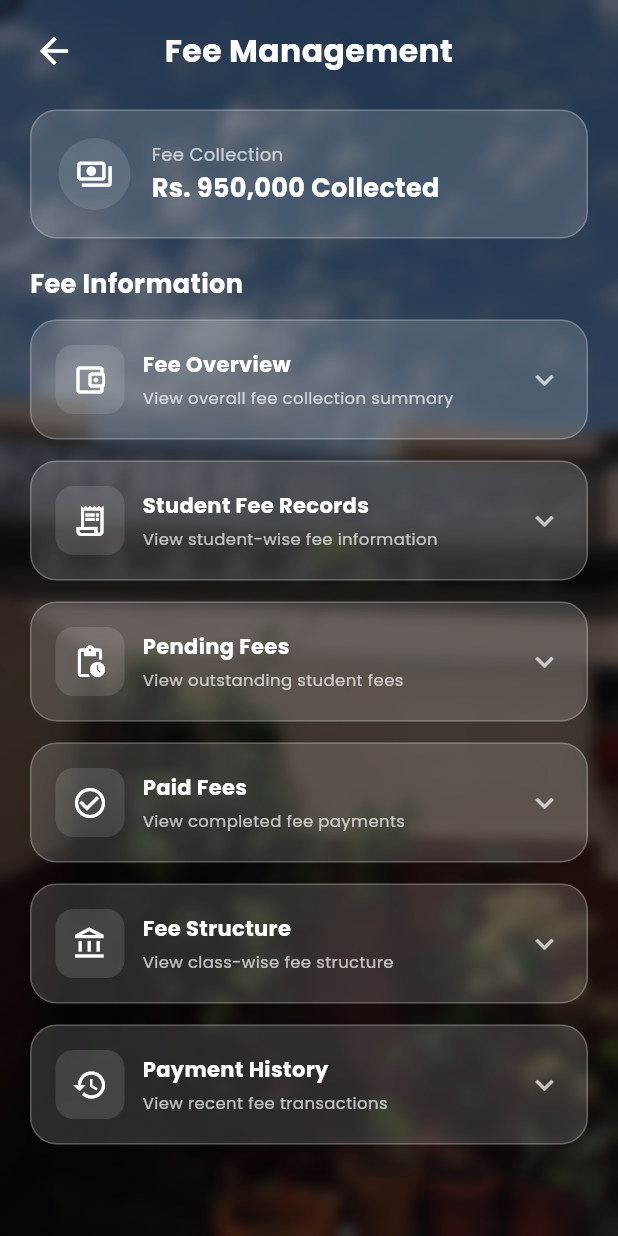
After one commit to kashaf-ul-eman-glitch/kps-mobile-app, a Flutter app: the FeeManagementScreen screen opened directly, on a phone screen of 412 x 824 dp. The commit adds this screen. Run offline on Flutter 3.47's test engine with Material 3 defaults, Android fonts, the phone set to English and light mode, and no system bars; our stand-ins replace firebase_core, google_fonts; accounts and stored records are empty.

Commit message:
added fee management screen and updated admin drawer screen

```diff
--- /dev/null
+++ b/lib/screens/fee_management_screen.dart
@@ -0,0 +1,392 @@
+import 'dart:ui';
+
+import 'package:flutter/material.dart';
+import 'package:google_fonts/google_fonts.dart';
+
+class FeeManagementScreen extends StatefulWidget {
+  const FeeManagementScreen({super.key});
+
+  @override
+  State<FeeManagementScreen> createState() =>
+      _FeeManagementScreenState();
+}
+
+class _FeeManagementScreenState
+    extends State<FeeManagementScreen> {
+  final List<Map<String, dynamic>> feeSections = [
+    {
+      'title': 'Fee Overview',
+      'subtitle': 'View overall fee collection summary',
+      'icon': Icons.account_balance_wallet_outlined,
+      'details': [
+        'Total Fee: Rs. 1,250,000',
+        'Collected: Rs. 950,000',
+        'Pending: Rs. 300,000',
+      ],
+      'expanded': false,
+    },
+    {
+      'title': 'Student Fee Records',
+      'subtitle': 'View student-wise fee information',
+      'icon': Icons.receipt_long_outlined,
+      'details': [
+        'Total Students: 1200',
+        'Paid Students: 920',
+        'Pending Students: 280',
+      ],
+      'expanded': false,
+    },
+    {
+      'title': 'Pending Fees',
+      'subtitle': 'View outstanding student fees',
+      'icon': Icons.pending_actions_outlined,
+      'details': [
+        'Pending Records: 280',
+        'Total Pending Amount: Rs. 300,000',
+      ],
+      'expanded': false,
+    },
+    {
+      'title': 'Paid Fees',
+      'subtitle': 'View completed fee payments',
+      'icon': Icons.check_circle_outline,
+      'details': [
+        'Paid Records: 920',
+        'Total Collected: Rs. 950,000',
+      ],
+      'expanded': false,
+    },
+    {
+      'title': 'Fee Structure',
+      'subtitle': 'View class-wise fee structure',
+      'icon': Icons.account_balance_outlined,
+      'details': [
+        'Primary Classes: Rs. 5,000 / month',
+        'Middle Classes: Rs. 6,000 / month',
+        'Secondary Classes: Rs. 7,000 / month',
+      ],
+      'expanded': false,
+    },
+    {
+      'title': 'Payment History',
+      'subtitle': 'View recent fee transactions',
+      'icon': Icons.history_outlined,
+      'details': [
+        'Recent Payments: 45',
+        'Last Payment: Today',
+      ],
+      'expanded': false,
+    },
+  ];
+
+  @override
+  Widget build(BuildContext context) {
+    return Scaffold(
+      body: Container(
+        width: double.infinity,
+        height: double.infinity,
+        decoration: const BoxDecoration(
+          image: DecorationImage(
+            image: AssetImage(
+              'assets/images/background.jpg',
+            ),
+            fit: BoxFit.cover,
+          ),
+        ),
+        child: BackdropFilter(
+          filter: ImageFilter.blur(
+            sigmaX: 5,
+            sigmaY: 5,
+          ),
+          child: Container(
+            color: Colors.black.withValues(alpha: 0.25),
+            child: SafeArea(
+              child: Column(
+                children: [
+                  // =========================
+                  // Top Bar
+                  // =========================
+
+                  Padding(
+                    padding: const EdgeInsets.symmetric(
+                      horizontal: 12,
+                      vertical: 10,
+                    ),
+                    child: Row(
+                      children: [
+                        IconButton(
+                          onPressed: () {
+                            Navigator.pop(context);
+                          },
+                          icon: const Icon(
+                            Icons.arrow_back,
+                            color: Colors.white,
+                            size: 28,
+                          ),
+                        ),
+                        Expanded(
+                          child: Text(
+                            'Fee Management',
+                            textAlign: TextAlign.center,
+                            style: GoogleFonts.poppins(
+                              color: Colors.white,
+                              fontSize: 21,
+                              fontWeight: FontWeight.bold,
+                            ),
+                          ),
+                        ),
+                        const SizedBox(width: 48),
+                      ],
+                    ),
+                  ),
+
+                  // =========================
+                  // Summary Card
+                  // =========================
+
+                  Padding(
+                    padding: const EdgeInsets.fromLTRB(
+                      20,
+                      5,
+                      20,
+                      18,
+                    ),
+                    child: Container(
+                      width: double.infinity,
+                      padding: const EdgeInsets.all(18),
+                      decoration: BoxDecoration(
+                        color: Colors.white.withValues(
+                          alpha: 0.15,
+                        ),
+                        borderRadius:
+                            BorderRadius.circular(18),
+                        border: Border.all(
+                          color: Colors.white24,
+                        ),
+                      ),
+                      child: Row(
+                        children: [
+                          Container(
+                            width: 48,
+                            height: 48,
+                            decoration: BoxDecoration(
+                              color: Colors.white
+                                  .withValues(alpha: 0.12),
+                              shape: BoxShape.circle,
+                            ),
+                            child: const Icon(
+                              Icons.payments_outlined,
+                              color: Colors.white,
+                              size: 25,
+                            ),
+                          ),
+                          const SizedBox(width: 14),
+                          Expanded(
+                            child: Column(
+                              crossAxisAlignment:
+                                  CrossAxisAlignment.start,
+                              children: [
+                                Text(
+                                  'Fee Collection',
+                                  style:
+                                      GoogleFonts.poppins(
+                                    color: Colors.white70,
+                                    fontSize: 12,
+                                  ),
+                                ),
+                                const SizedBox(height: 2),
+                                Text(
+                                  'Rs. 950,000 Collected',
+                                  style:
+                                      GoogleFonts.poppins(
+                                    color: Colors.white,
+                                    fontSize: 17,
+                                    fontWeight:
+                                        FontWeight.bold,
+                                  ),
+                                ),
+                              ],
+                            ),
+                          ),
+                        ],
+                      ),
+                    ),
+                  ),
+
+                  // =========================
+                  // Section Title
+                  // =========================
+
+                  Padding(
+                    padding: const EdgeInsets.fromLTRB(
+                      20,
+                      0,
+                      20,
+                      12,
+                    ),
+                    child: Align(
+                      alignment: Alignment.centerLeft,
+                      child: Text(
+                        'Fee Information',
+                        style: GoogleFonts.poppins(
+                          color: Colors.white,
+                          fontSize: 17,
+                          fontWeight: FontWeight.bold,
+                        ),
+                      ),
+                    ),
+                  ),
+
+                  // =========================
+                  // Fee Sections
+                  // =========================
+
+                  Expanded(
+                    child: ListView.builder(
+                      padding: const EdgeInsets.fromLTRB(
+                        20,
+                        0,
+                        20,
+                        25,
+                      ),
+                      itemCount: feeSections.length,
+                      itemBuilder: (context, index) {
+                        return _feeCard(
+                          feeSections[index],
+                        );
+                      },
+                    ),
+                  ),
+                ],
+              ),
+            ),
+          ),
+        ),
+      ),
+    );
+  }
+
+  Widget _feeCard(
+    Map<String, dynamic> section,
+  ) {
+    final bool isExpanded =
+        section['expanded'] ?? false;
+
+    return GestureDetector(
+      onTap: () {
+        setState(() {
+          section['expanded'] = !isExpanded;
+        });
+      },
+      child: Container(
+        width: double.infinity,
+        margin: const EdgeInsets.only(
+          bottom: 14,
+        ),
+        padding: const EdgeInsets.all(16),
+        decoration: BoxDecoration(
+          color: Colors.white.withValues(
+            alpha: 0.15,
+          ),
+          borderRadius: BorderRadius.circular(18),
+          border: Border.all(
+            color: Colors.white24,
+          ),
+        ),
+        child: Column(
+          children: [
+            Row(
+              children: [
+                Container(
+                  width: 46,
+                  height: 46,
+                  decoration: BoxDecoration(
+                    color: Colors.white.withValues(
+                      alpha: 0.12,
+                    ),
+                    borderRadius:
+                        BorderRadius.circular(12),
+                  ),
+                  child: Icon(
+                    section['icon'],
+                    color: Colors.white,
+                    size: 24,
+                  ),
+                ),
+
+                const SizedBox(width: 12),
+
+                Expanded(
+                  child: Column(
+                    crossAxisAlignment:
+                        CrossAxisAlignment.start,
+                    children: [
+                      Text(
+                        section['title'],
+                        style: GoogleFonts.poppins(
+                          color: Colors.white,
+                          fontSize: 14,
+                          fontWeight: FontWeight.bold,
+                        ),
+                      ),
+                      const SizedBox(height: 4),
+                      Text(
+                        section['subtitle'],
+                        style: GoogleFonts.poppins(
+                          color: Colors.white70,
+                          fontSize: 11,
+                        ),
+                      ),
+                    ],
+                  ),
+                ),
+
+                Icon(
+                  isExpanded
+                      ? Icons.keyboard_arrow_up
+                      : Icons.keyboard_arrow_down,
+                  color: Colors.white70,
+                ),
+              ],
+            ),
+
+            if (isExpanded) ...[
+              const SizedBox(height: 14),
+
+              const Divider(
+                color: Colors.white24,
+              ),
+
+              const SizedBox(height: 8),
+
+              Column(
+                children: [
+                  for (final detail
+                      in section['details'])
+                    Padding(
+                      padding:
+                          const EdgeInsets.only(
+                        bottom: 8,
+                      ),
+                      child: Align(
+                        alignment:
+                            Alignment.centerLeft,
+                        child: Text(
+                          detail,
+                          style:
+                              GoogleFonts.poppins(
+                            color: Colors.white70,
+                            fontSize: 12,
+                          ),
+                        ),
+                      ),
+                    ),
+                ],
+              ),
+            ],
+          ],
+        ),
+      ),
+    );
+  }
+}
--- a/lib/widgets/admin_drawer.dart
+++ b/lib/widgets/admin_drawer.dart
@@ -14,6 +14,7 @@ import '../screens/complaints_screen.dart';
 import '../screens/reports_screen.dart';
 import '../screens/settings_screen.dart';
 import '../screens/academic_calendar_screen.dart';
+import '../screens/fee_management_screen.dart';
 
 class AdminDrawer extends StatelessWidget {
   const AdminDrawer({super.key});
@@ -226,6 +227,31 @@ ListTile(
     ),
   );
 },
+),
+ListTile(
+  leading: const Icon(
+    Icons.payments_outlined,
+    color: Colors.white,
+  ),
+  title: Text(
+    "Fee Management",
+    style: GoogleFonts.poppins(
+      color: Colors.white,
+      fontSize: 16,
+    ),
+  ),
+  trailing: const Icon(
+    Icons.chevron_right,
+    color: Colors.white,
+  ),
+  onTap: () {
+    Navigator.push(
+      context,
+      MaterialPageRoute(
+        builder: (context) => const FeeManagementScreen(),
+      ),
+    );
+  },
 ),
 
 ListTile(
```
